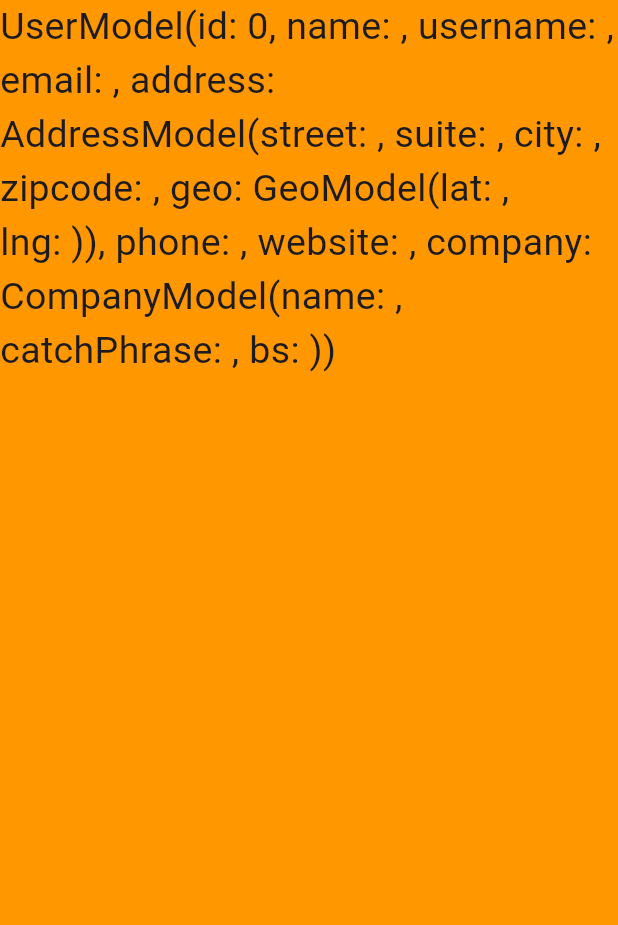
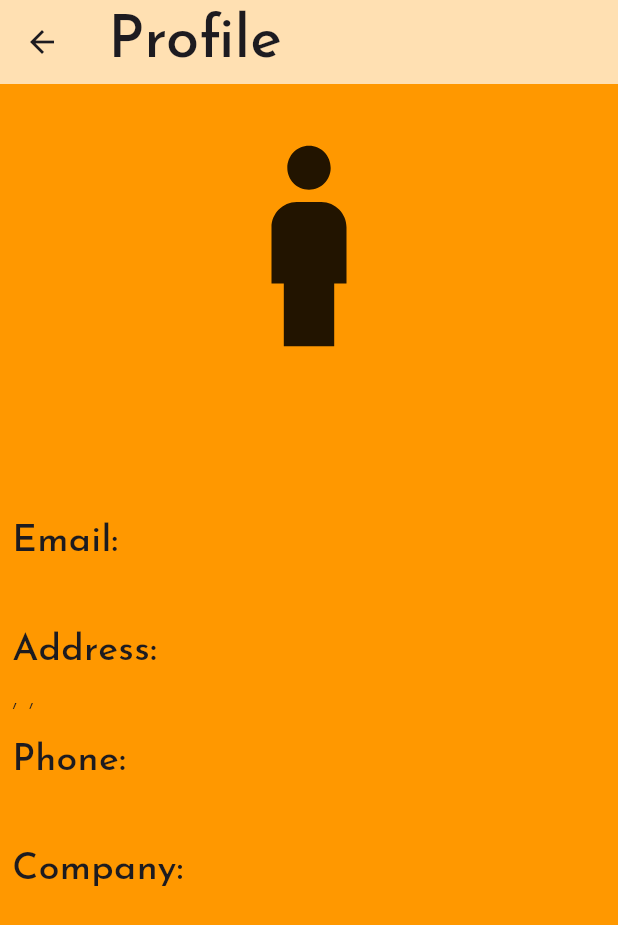
Before and after one commit to AntonYatsenko04/test_app, a Flutter app: the UserPage screen opened directly with empty values, on a phone screen of 412 x 824 dp. Shown: the top 925 px of the screen. Run offline on Flutter 3.47's test engine with Material 2 defaults, Android fonts, the phone set to English and light mode, and no system bars; our stand-ins replace auto_route, bloc, dio, equatable, flutter_bloc, get_it and 2 more; accounts and stored records are empty; generated files the repository leaves out were written again; network calls fail.

Commit message:
update home and user page, fix offline mode

```diff
--- a/lib/domain/repository/user_repository_impl.dart
+++ b/lib/domain/repository/user_repository_impl.dart
@@ -17,8 +17,8 @@ class UserRepositoryImpl implements UserRepository {
     try {
       final users = await _userClient.getAllUsers();
       final List<UserHive> usersHive = users.map((e) => e.toHive()).toList();
-      _userBox.clear();
-      _userBox.addAll(usersHive);
+      await _userBox.clear();
+      await _userBox.addAll(usersHive);
       return DataSuccess(users);
     } on DioException catch (e) {
       if (_userBox.values.isEmpty) {
--- a/lib/presentation/widget/user_page.dart
+++ b/lib/presentation/widget/user_page.dart
@@ -10,11 +10,71 @@ class UserPage extends StatelessWidget {
 
   @override
   Widget build(BuildContext context) {
-    return SafeArea(
-        child: Scaffold(
-      body: Column(
-        children: [Text(user.toString())],
+    final theme = Theme.of(context).textTheme;
+    return Scaffold(
+      appBar: AppBar(
+          title: Text(
+        'Profile',
+        style: theme.headlineLarge,
+      )),
+      body: SingleChildScrollView(
+        child: Padding(
+          padding: const EdgeInsets.all(8.0),
+          child: Column(
+            crossAxisAlignment: CrossAxisAlignment.start,
+            children: [
+              const Center(
+                child: Icon(
+                  Icons.boy,
+                  size: 200,
+                ),
+              ),
+              Center(
+                child: Text(
+                  user.name,
+                  style: theme.headlineMedium,
+                ),
+              ),
+              const SizedBox(
+                height: 40,
+              ),
+              _Section(boldText: 'Email:', thinText: user.email),
+              _Section(
+                  boldText: 'Address:',
+                  thinText:
+                      '${user.address.city}, ${user.address.street}, ${user.address.suite}'),
+              _Section(boldText: 'Phone:', thinText: user.phone),
+              _Section(boldText: 'Company:', thinText: user.company.name),
+            ],
+          ),
+        ),
       ),
-    ));
+    );
   }
 }
+
+class _Section extends StatelessWidget {
+  final String boldText;
+  final String thinText;
+  const _Section({super.key, required this.boldText, required this.thinText});
+
+  @override
+  Widget build(BuildContext context) {
+    final theme = Theme.of(context).textTheme;
+    return Column(
+      crossAxisAlignment: CrossAxisAlignment.start,
+      children: [
+        Text(
+          boldText,
+        ),
+        Text(
+          thinText,
+          style: theme.bodySmall,
+        ),
+        const SizedBox(
+          height: 10,
+        ),
+      ],
+    );
+  }
+}
```
Also changed, not shown: lib/presentation/widget/home_page.dart (+69 -21 lines), pubspec.yaml (+26 -1 lines), pubspec.lock.
